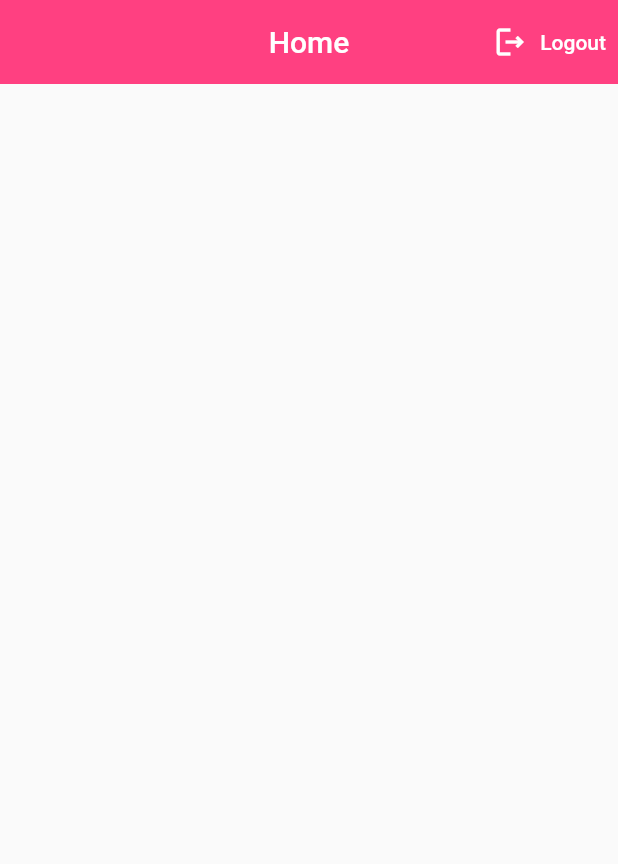
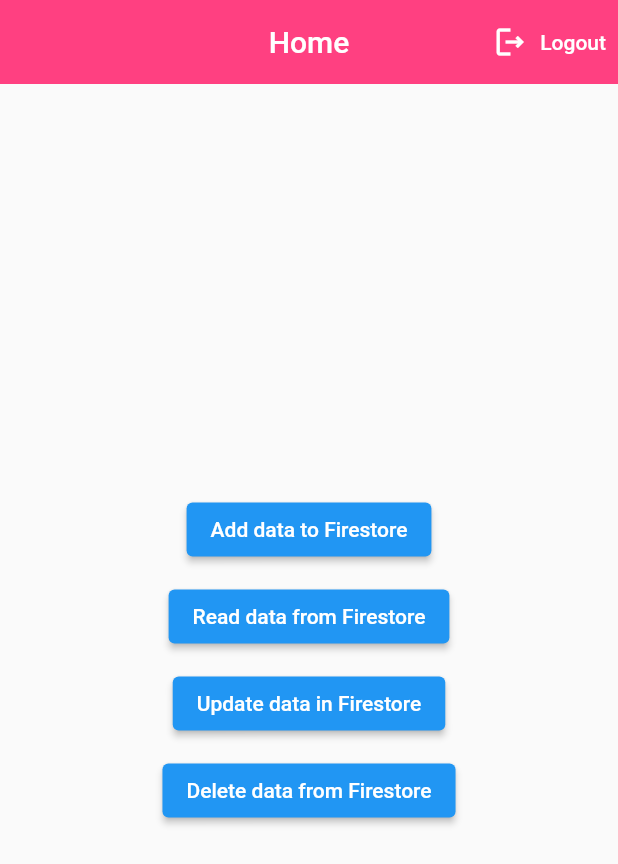
Before and after one commit to Manoj882/note_app, a Flutter app: the screen it shows once a user with an empty profile is signed in, on a phone screen of 412 x 824 dp. Shown: the top 864 px of the screen. Run offline on Flutter 3.47's test engine with Material 2 defaults, Android fonts, the phone set to English and light mode, and no system bars; our stand-ins replace cloud_firestore, firebase_auth, firebase_core, flutter_signin_button, google_sign_in; accounts and stored records are empty.

Commit message:
performed CRUD operations using Firestore

```diff
--- a/lib/screens/home_screen.dart
+++ b/lib/screens/home_screen.dart
@@ -1,14 +1,17 @@
+import 'package:cloud_firestore/cloud_firestore.dart';
 import 'package:flutter/material.dart';
 import 'package:note_app/services/auth_service.dart';
 
 class HomeScreen extends StatelessWidget {
-  const HomeScreen({Key? key}) : super(key: key);
+  HomeScreen({Key? key}) : super(key: key);
+
+  final firestore = FirebaseFirestore.instance;
 
   @override
   Widget build(BuildContext context) {
     return Scaffold(
       appBar: AppBar(
-        title: Text(
+        title: const Text(
           'Home',
         ),
         centerTitle: true,
@@ -16,17 +19,88 @@ class HomeScreen extends StatelessWidget {
         backgroundColor: Colors.pinkAccent,
         actions: [
           TextButton.icon(
-            onPressed: () async{
+            onPressed: () async {
               await AuthService().signOut();
             },
-            icon: Icon(Icons.logout_outlined),
-            label: Text('Logout'),
+            icon: const Icon(Icons.logout_outlined),
+            label: const Text('Logout'),
             style: TextButton.styleFrom(
               primary: Colors.white,
             ),
           ),
         ],
       ),
+      body: Container(
+        width: MediaQuery.of(context).size.width,
+        child: Column(
+          mainAxisAlignment: MainAxisAlignment.center,
+          crossAxisAlignment: CrossAxisAlignment.center,
+          children: [
+            ElevatedButton(
+              onPressed: () async {
+                final users = await firestore.collection('users');
+
+                //Here, add method create auto document id
+                // await users.add({
+                //   'name': 'manoj'
+                // });
+
+                //Here, doc is used to give own document id
+                await users.doc('google123').set({
+                  'name': 'Google',
+                });
+              },
+              child: const Text(
+                'Add data to Firestore',
+              ),
+            ),
+            const SizedBox(
+              height: 10,
+            ),
+            ElevatedButton(
+              onPressed: () async {
+                final users = firestore.collection('users');
+                //for fetching all data
+                // final allResults = await users.get();
+                // allResults.docs.forEach((result) {
+                //   print(result.data());
+                // });
+
+                //for fetching particular data -> give document id in doc()
+                final result = await users.doc('google123').get();
+                print(result.data());
+
+                //  //For stream data
+                // users.doc('google123').snapshots().listen((result) {
+                //   print(result.data());
+                // },
+                // );
+              },
+              child: const Text('Read data from Firestore'),
+            ),
+            const SizedBox(
+              height: 10,
+            ),
+            ElevatedButton(
+              onPressed: () async {
+                await firestore.collection('users').doc('google123').update({
+                  'name': 'Google Flutter',
+                });
+              },
+              child: const Text('Update data in Firestore'),
+            ),
+            const SizedBox(
+              height: 10,
+            ),
+            ElevatedButton(
+              onPressed: () async{
+                await firestore.collection('users').doc('google123').delete();
+              },
+              child: const Text('Delete data from Firestore'),
+            ),
+          ],
+        ),
+      ),
     );
   }
 }
--- a/pubspec.yaml
+++ b/pubspec.yaml
@@ -38,6 +38,8 @@ dependencies:
   firebase_auth: ^3.3.20
   google_sign_in: ^5.3.3
   flutter_signin_button: ^2.0.0
+  cloud_firestore: ^3.2.1
+
 
 dev_dependencies:
   flutter_test:
```
Also changed, not shown: lib/main.dart (+6 -5 lines), pubspec.lock, 4 other files.
